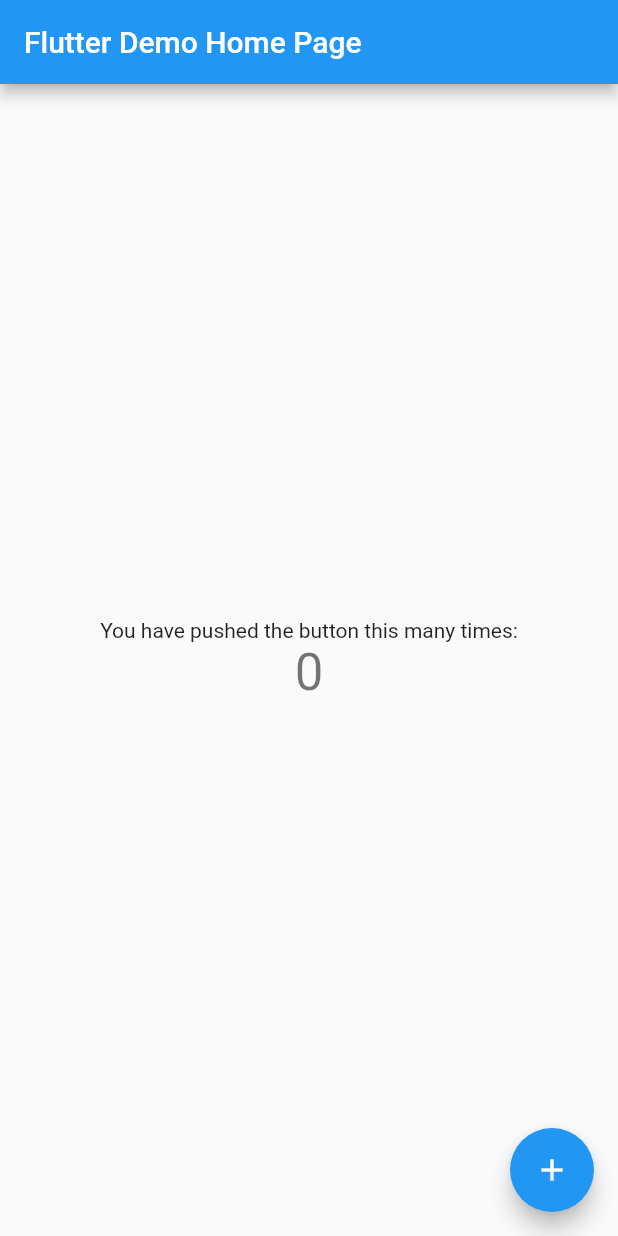
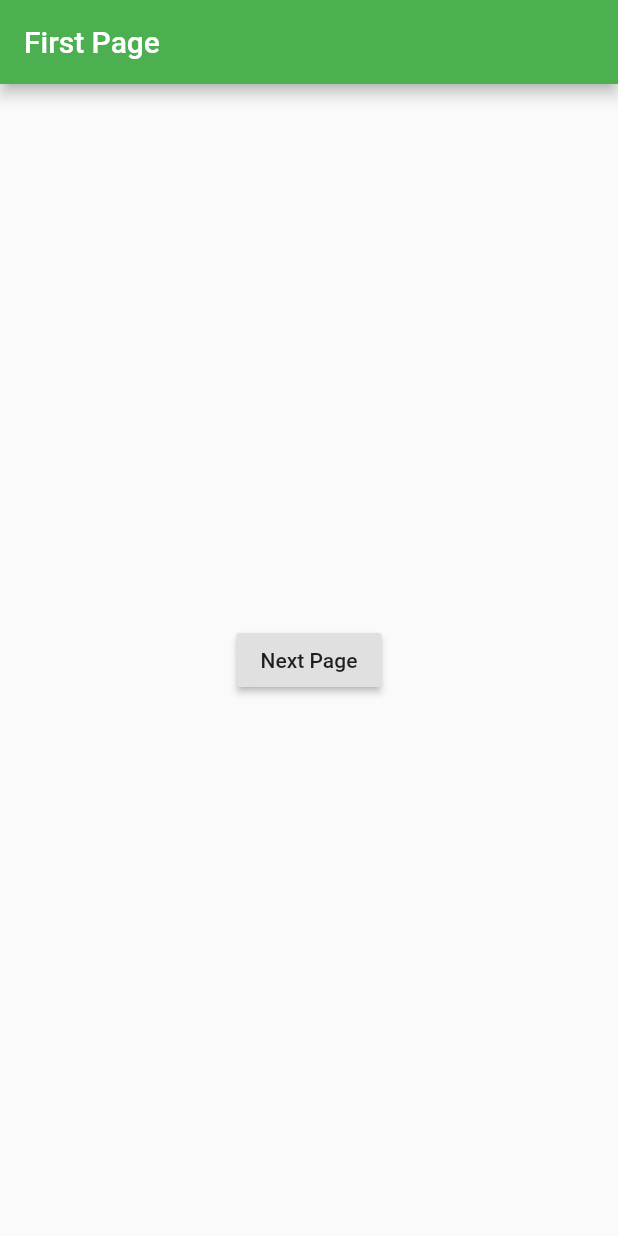
Before and after one commit to birnamwood/flutter_my_app, a Flutter app: the screen it shows after launch, on a phone screen of 412 x 824 dp. Run offline on Flutter 3.47's test engine with Material 2 defaults, Android fonts, the phone set to English and light mode, and no system bars.

Commit message:
ページ遷移

```diff
--- a/lib/main.dart
+++ b/lib/main.dart
@@ -11,107 +11,68 @@ class MyApp extends StatelessWidget {
     return MaterialApp(
       title: 'Flutter Demo',
       theme: ThemeData(
-        // This is the theme of your application.
-        //
-        // Try running your application with "flutter run". You'll see the
-        // application has a blue toolbar. Then, without quitting the app, try
-        // changing the primarySwatch below to Colors.green and then invoke
-        // "hot reload" (press "r" in the console where you ran "flutter run",
-        // or simply save your changes to "hot reload" in a Flutter IDE).
-        // Notice that the counter didn't reset back to zero; the application
-        // is not restarted.
-        primarySwatch: Colors.blue,
-        // This makes the visual density adapt to the platform that you run
-        // the app on. For desktop platforms, the controls will be smaller and
-        // closer together (more dense) than on mobile platforms.
-        visualDensity: VisualDensity.adaptivePlatformDensity,
+        primarySwatch: Colors.green,
+//        visualDensity: VisualDensity.adaptivePlatformDensity,
       ),
-      home: MyHomePage(title: 'Flutter Demo Home Page'),
+//      home: FirstPage(),
+    //Flutterでのルーティング設定の書き方
+      initialRoute: '/',
+      routes: {
+        '/': (context) => FirstPage(),
+        '/second': (context) => SecondPage(),
+      },
+      onGenerateRoute: (settings) {
+        if (settings.name == 'second') {
+          var messageFromFirst = settings.arguments;
+          return MaterialPageRoute(
+            builder: (context) {
+              return SecondPage();
+            },
+          );
+        }
+        return null;
+      },
     );
   }
 }
 
-class MyHomePage extends StatefulWidget {
-  MyHomePage({Key key, this.title}) : super(key: key);
-
-  // This widget is the home page of your application. It is stateful, meaning
-  // that it has a State object (defined below) that contains fields that affect
-  // how it looks.
-
-  // This class is the configuration for the state. It holds the values (in this
-  // case the title) provided by the parent (in this case the App widget) and
-  // used by the build method of the State. Fields in a Widget subclass are
-  // always marked "final".
-
-  final String title;
-
-  @override
-  _MyHomePageState createState() => _MyHomePageState();
-}
-
-class _MyHomePageState extends State<MyHomePage> {
-  int _counter = 0;
-
-  void _incrementCounter() {
-    setState(() {
-      // This call to setState tells the Flutter framework that something has
-      // changed in this State, which causes it to rerun the build method below
-      // so that the display can reflect the updated values. If we changed
-      // _counter without calling setState(), then the build method would not be
-      // called again, and so nothing would appear to happen.
-      _counter++;
-    });
-  }
-
-  @override
+class FirstPage extends StatelessWidget {
   Widget build(BuildContext context) {
-    // This method is rerun every time setState is called, for instance as done
-    // by the _incrementCounter method above.
-    //
-    // The Flutter framework has been optimized to make rerunning build methods
-    // fast, so that you can just rebuild anything that needs updating rather
-    // than having to individually change instances of widgets.
     return Scaffold(
-      appBar: AppBar(
-        // Here we take the value from the MyHomePage object that was created by
-        // the App.build method, and use it to set our appbar title.
-        title: Text(widget.title),
-      ),
+      appBar: AppBar(title: const Text('First Page')),
       body: Center(
-        // Center is a layout widget. It takes a single child and positions it
-        // in the middle of the parent.
-        child: Column(
-          // Column is also a layout widget. It takes a list of children and
-          // arranges them vertically. By default, it sizes itself to fit its
-          // children horizontally, and tries to be as tall as its parent.
-          //
-          // Invoke "debug painting" (press "p" in the console, choose the
-          // "Toggle Debug Paint" action from the Flutter Inspector in Android
-          // Studio, or the "Toggle Debug Paint" command in Visual Studio Code)
-          // to see the wireframe for each widget.
-          //
-          // Column has various properties to control how it sizes itself and
-          // how it positions its children. Here we use mainAxisAlignment to
-          // center the children vertically; the main axis here is the vertical
-          // axis because Columns are vertical (the cross axis would be
-          // horizontal).
-          mainAxisAlignment: MainAxisAlignment.center,
-          children: <Widget>[
-            Text(
-              'You have pushed the button this many times:',
-            ),
-            Text(
-              '$_counter',
-              style: Theme.of(context).textTheme.headline4,
-            ),
-          ],
+        child: RaisedButton(
+          child: Text('Next Page'),
+            onPressed: () {
+            Navigator.pushNamed(
+                context,
+                '/second',
+                arguments: 'messageFromFirst',
+            );
+          }
         ),
-      ),
-      floatingActionButton: FloatingActionButton(
-        onPressed: _incrementCounter,
-        tooltip: 'Increment',
-        child: Icon(Icons.add),
-      ), // This trailing comma makes auto-formatting nicer for build methods.
+      )
     );
   }
 }
+
+class SecondPage extends StatelessWidget {
+  @override
+  Widget build(BuildContext context) {
+    //受け取ったデータを定義
+    var messageFromFirst = ModalRoute.of(context).settings.arguments;
+    print(messageFromFirst);
+    return Scaffold(
+      appBar: AppBar(title: const Text('Second Page')),
+      body: Center(
+        child: RaisedButton(
+          onPressed: () {
+            //popの第二引数で元画面に渡すデータを指定
+            Navigator.pop<String>(context, "SecondPageから戻った");
+          },
+          child: Text('Go back'),
+        )
+      )
+    );
+  }
+}
```
